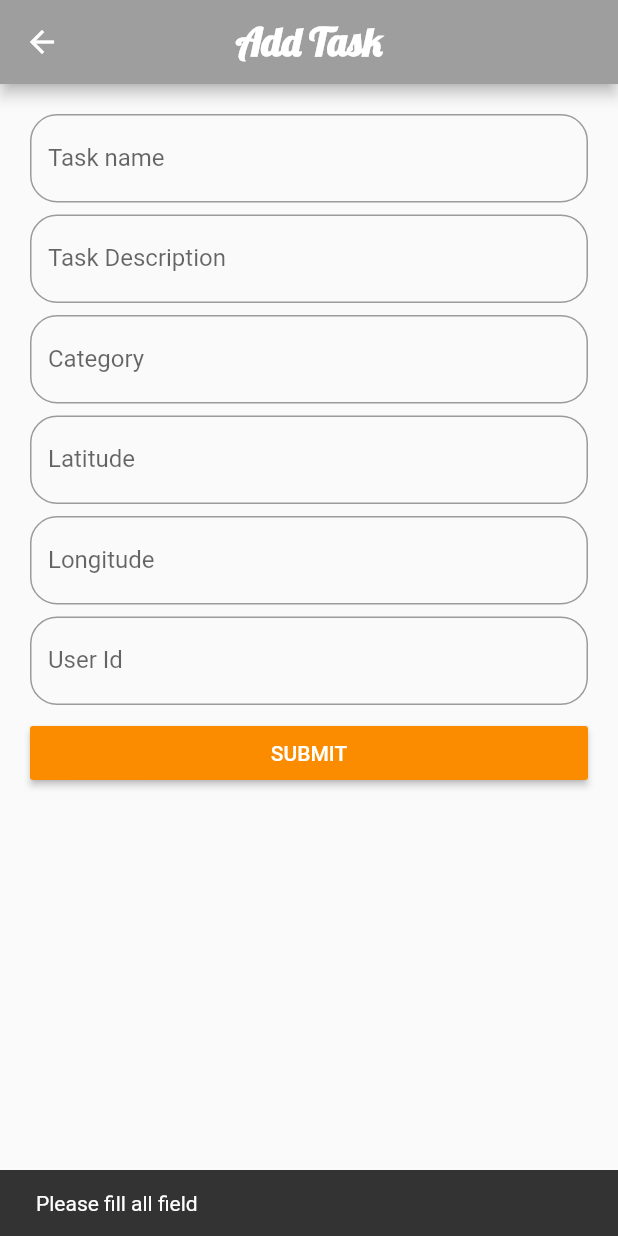
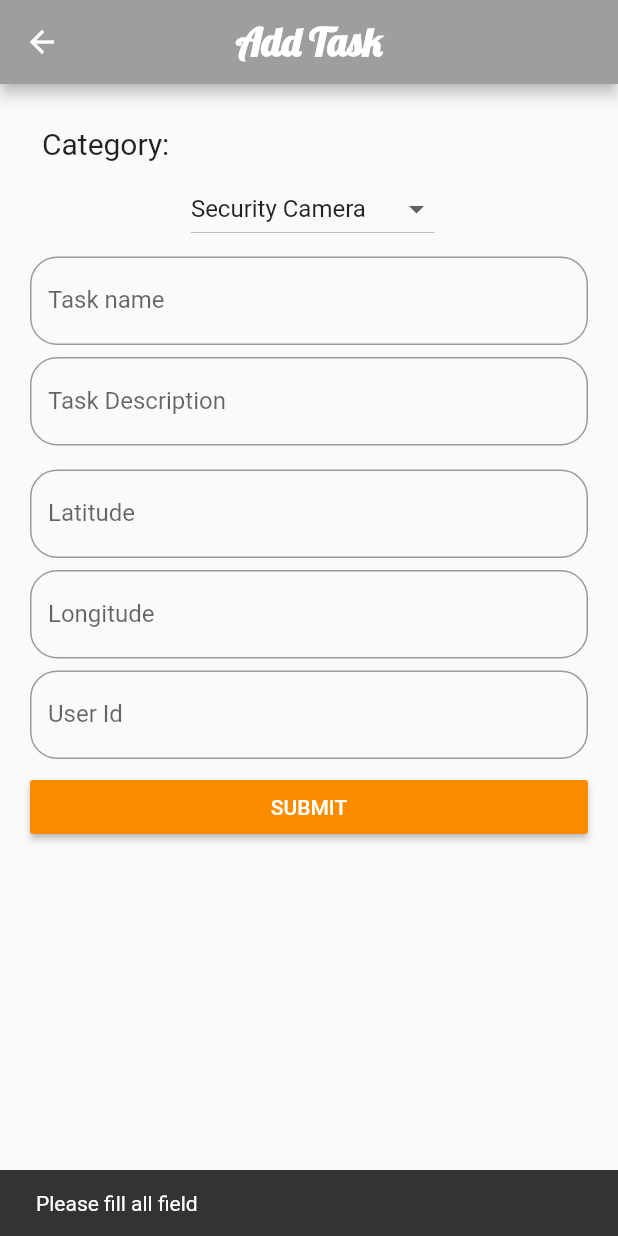
Before and after one commit to MohitP197-zz/COMTECH, a Flutter app: the AddTaskScreen screen opened by its route, after a tap on "SUBMIT", on a phone screen of 412 x 824 dp. Run offline on Flutter 3.47's test engine with Material 2 defaults, Android fonts, the phone set to English and light mode, and no system bars; our stand-ins replace font_awesome_flutter, geolocator, get_it, google_maps_flutter, rxdart, shared_preferences; accounts and stored records are empty.

Commit message:
Added category

```diff
--- a/lib/src/ui/homepage/homescreen/taskscreen/add_task_form.dart
+++ b/lib/src/ui/homepage/homescreen/taskscreen/add_task_form.dart
@@ -17,7 +17,7 @@ class _AddTaskScreenState extends State<AddTaskScreen> {
   CallApi _apiService = CallApi();
   bool _isFieldTaskValid;
   bool _isFieldDescriptionValid;
-  bool _isFieldCategoryValid;
+  // String _isFieldCategoryValid;
   bool _isFieldLatitudeValid;
   bool _isFieldLongitudeValid;
   bool _isFieldUserIdValid;
@@ -29,6 +29,15 @@ class _AddTaskScreenState extends State<AddTaskScreen> {
   TextEditingController _controllerLongitude = TextEditingController();
   TextEditingController _controllerUserId = TextEditingController();
 
+  var _categories = [
+    'Security Camera',
+    'Video Recorder',
+    'Attendance System',
+    'EPABX',
+    'Fire Fighting'
+  ];
+  var _currentItemSelected = 'Security Camera';
+
   @override
   void initState() {
     if (widget.assignedTask != null) {
@@ -38,7 +47,7 @@ class _AddTaskScreenState extends State<AddTaskScreen> {
       _isFieldDescriptionValid = true;
       _controllerDescription.text = widget.assignedTask.description;
 
-      _isFieldCategoryValid = true;
+      // _isFieldCategoryValid = true;
       _controllerCategory.text = widget.assignedTask.category;
 
       _isFieldLatitudeValid = true;
@@ -79,6 +88,8 @@ class _AddTaskScreenState extends State<AddTaskScreen> {
               // mainAxisSize: MainAxisSize.min,
               // crossAxisAlignment: CrossAxisAlignment.stretch,
               children: <Widget>[
+                _categoryLabel(),
+                _buildTextFieldCategory(),
                 _buildTextFieldTask(),
                 SizedBox(
                   height: 8.0,
@@ -87,7 +98,6 @@ class _AddTaskScreenState extends State<AddTaskScreen> {
                 SizedBox(
                   height: 8.0,
                 ),
-                _buildTextFieldCategory(),
                 SizedBox(
                   height: 8.0,
                 ),
@@ -104,15 +114,17 @@ class _AddTaskScreenState extends State<AddTaskScreen> {
                   padding: const EdgeInsets.only(top: 8.0),
                   child: RaisedButton(
                     onPressed: () {
+                      print(_currentItemSelected);
+
                       if (_isFieldTaskValid == null ||
                           _isFieldDescriptionValid == null ||
-                          _isFieldCategoryValid == null ||
+                          // _isFieldCategoryValid == null ||
                           _isFieldLatitudeValid == null ||
                           _isFieldLongitudeValid == null ||
                           _isFieldUserIdValid == null ||
                           !_isFieldTaskValid ||
                           !_isFieldDescriptionValid ||
-                          !_isFieldCategoryValid ||
+                          // !_isFieldCategoryValid ||
                           !_isFieldLatitudeValid ||
                           !_isFieldLongitudeValid ||
                           !_isFieldUserIdValid) {
@@ -127,7 +139,7 @@ class _AddTaskScreenState extends State<AddTaskScreen> {
                       String task_name = _controllerTask.text.toString();
                       String description =
                           _controllerDescription.text.toString();
-                      String category = _controllerCategory.text.toString();
+                      String category = _currentItemSelected;
                       String latitude = _controllerLatitude.text.toString();
                       String longitude = _controllerLongitude.text.toString();
                       int user_id = int.parse(_controllerUserId.text);
@@ -200,6 +212,14 @@ class _AddTaskScreenState extends State<AddTaskScreen> {
         ]));
   }
 
+  Widget _categoryLabel() => Padding(
+        padding: const EdgeInsets.all(8.0),
+        child: Text(
+          "Category:",
+          style: TextStyle(fontSize: 20.0),
+        ),
+      );
+
   Widget _buildTextFieldTask() {
     return TextField(
       controller: _controllerTask,
@@ -241,22 +261,36 @@ class _AddTaskScreenState extends State<AddTaskScreen> {
   }
 
   Widget _buildTextFieldCategory() {
-    return TextField(
-      controller: _controllerCategory,
-      keyboardType: TextInputType.text,
-      decoration: InputDecoration(
-        border: OutlineInputBorder(borderRadius: BorderRadius.circular(18.0)),
-        labelText: "Category",
-        errorText: _isFieldCategoryValid == null || _isFieldCategoryValid
-            ? null
-            : "Description is required",
+    return Container(
+      child: Padding(
+        padding: const EdgeInsets.only(bottom: 8.0, left: 5.0),
+        child: Column(
+          children: <Widget>[
+            DropdownButton<String>(
+              // Map function gets the value as a string in a iteration for each list
+              items: _categories.map((String dropDownStringItem) {
+                return DropdownMenuItem<String>(
+                  value: dropDownStringItem,
+                  child: Text(dropDownStringItem),
+                );
+              }).toList(),
+              onChanged: (String newValueSelected) {
+                setState(() {
+                  this._currentItemSelected = newValueSelected;
+                  // _isFieldCategoryValid = _isFieldCategoryValid;
+                });
+              },
+
+              value: _currentItemSelected,
+              isExpanded: false,
+              hint: Text(
+                'Choose Category',
+                style: TextStyle(color: Color(0xFF11b719)),
+              ),
+            ),
+          ],
+        ),
       ),
-      onChanged: (value) {
-        bool isFieldValid = value.trim().isNotEmpty;
-        if (isFieldValid != _isFieldCategoryValid) {
-          setState(() => _isFieldCategoryValid = isFieldValid);
-        }
-      },
     );
   }
 
```
